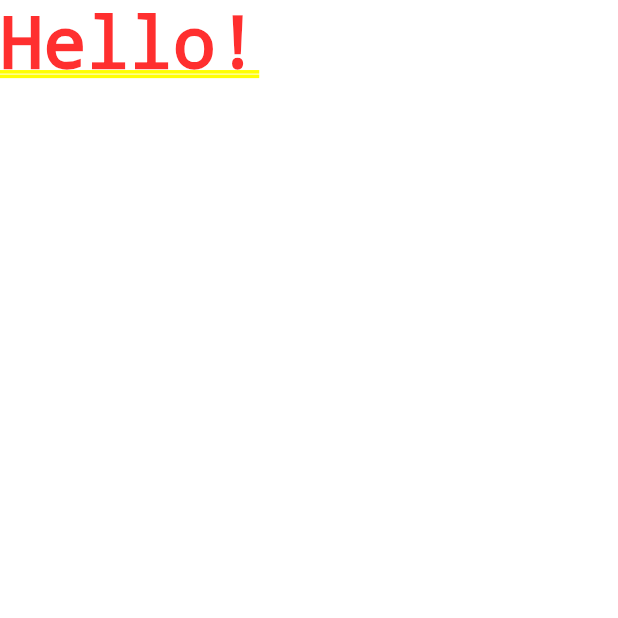
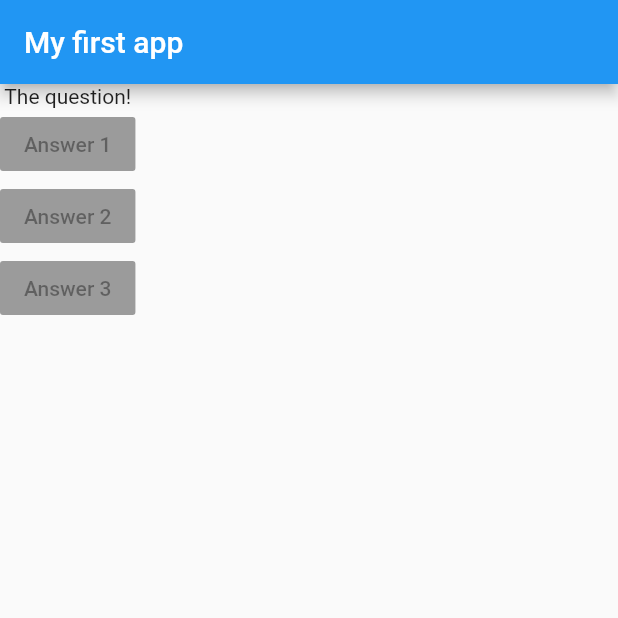
Before and after one commit to nokwin/flutter-udemy, a Flutter app: the screen it shows after launch, on a phone screen of 412 x 824 dp, the top half of it. Run offline on Flutter 3.47's test engine with Material 2 defaults, Android fonts, the phone set to English and light mode, and no system bars.

Commit message:
Added base ui elements for quiz

```diff
--- a/lib/main.dart
+++ b/lib/main.dart
@@ -7,8 +7,23 @@ void main() {
 class MyApp extends StatelessWidget {
   @override
   Widget build(BuildContext context) {
+    var questions = [
+      'What\'s your favorite color?',
+      'What\'s your favorite animal'
+    ];
+
     return MaterialApp(
-      home: Text('Hello!'),
+      home: Scaffold(
+        appBar: AppBar(title: Text("My first app")),
+        body: Column(
+          children: <Widget>[
+            Text('The question!'),
+            RaisedButton(onPressed: null, child: Text('Answer 1')),
+            RaisedButton(onPressed: null, child: Text('Answer 2')),
+            RaisedButton(onPressed: null, child: Text('Answer 3')),
+          ],
+        ),
+      ),
     );
   }
 }
```
